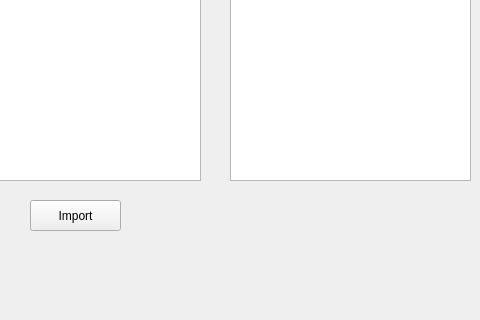
First picture: the form in UI/mainPage.ui, repository iceyokuna/SupplierOptimizer, before the edit; both pictures show x 800 to 1280 and y 400 to 720 of the 1280 by 720 pixel window.
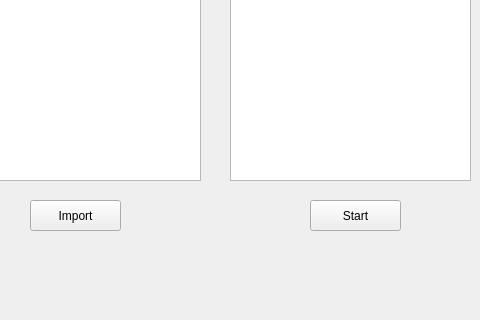
Second picture: the form after the edit.

Commit message:
add non-functionallities
hide Google direction default marker

Patch:
```diff
--- a/UI/mainPage.ui
+++ b/UI/mainPage.ui
@@ -154,6 +154,19 @@
     </rect>
    </property>
   </widget>
+  <widget class="QPushButton" name="startButton">
+   <property name="geometry">
+    <rect>
+     <x>1110</x>
+     <y>600</y>
+     <width>91</width>
+     <height>31</height>
+    </rect>
+   </property>
+   <property name="text">
+    <string>Start</string>
+   </property>
+  </widget>
  </widget>
  <resources/>
  <connections/>
```
The commit also changes 2 other files.
